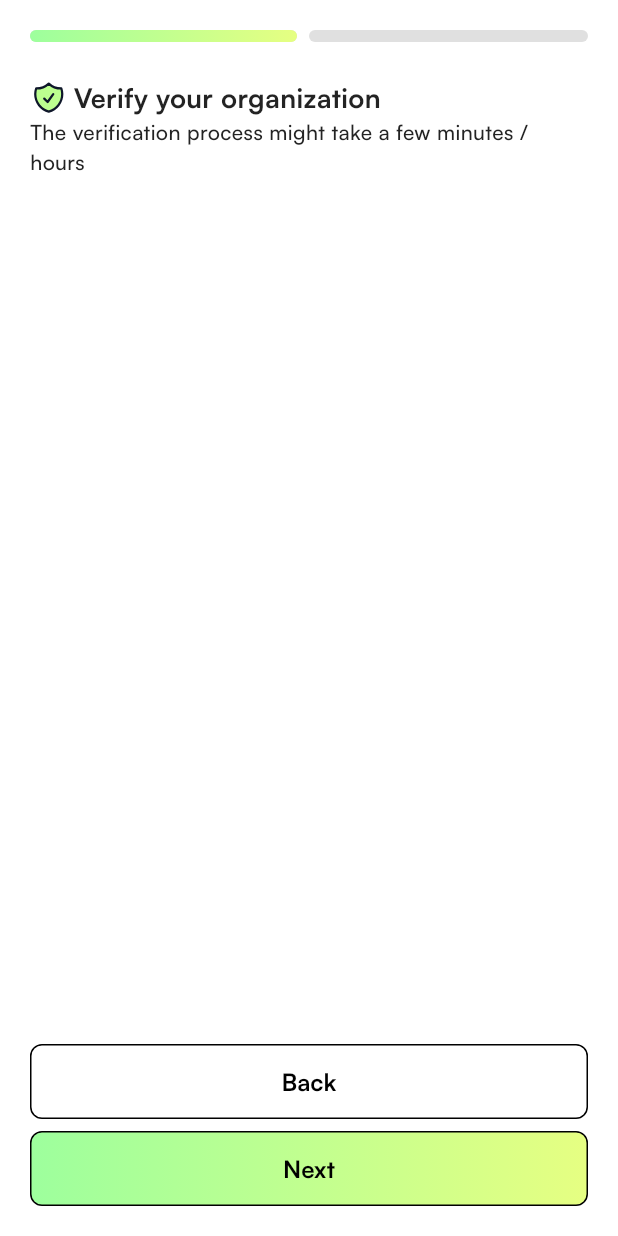
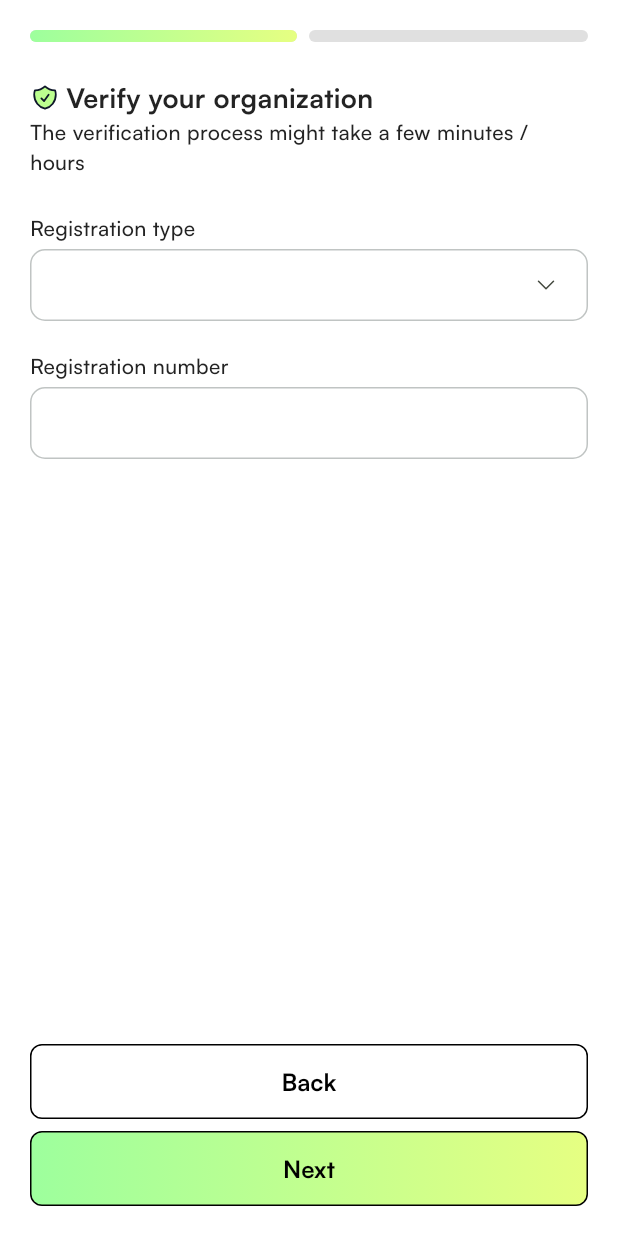
Before and after one commit to wwxxianx/crowdfunding-flutter, a Flutter app: the CreateOrganizationPageView screen opened directly, on a phone screen of 412 x 824 dp. Run offline on Flutter 3.47's test engine with Material 2 defaults, Android fonts, the light colour scheme and no system bars; our stand-ins replace flutter_bloc, flutter_staggered_animations, flutter_svg, get_it, google_fonts, heroicons and 3 more.

Commit message:
Create dropdownmenu

```diff
--- /dev/null
+++ b/lib/common/widgets/input/custom_dropdown_menu.dart
@@ -0,0 +1,87 @@
+import 'package:crowdfunding_flutter/common/theme/color.dart';
+import 'package:crowdfunding_flutter/common/theme/dimension.dart';
+import 'package:crowdfunding_flutter/common/theme/typography.dart';
+import 'package:crowdfunding_flutter/common/utils/extensions/sized_box_extension.dart';
+import 'package:crowdfunding_flutter/common/widgets/input/decorated_input_border.dart';
+import 'package:flutter/material.dart';
+import 'package:heroicons/heroicons.dart';
+
+class CustomDropdownMenu extends StatelessWidget {
+  final TextEditingController? controller;
+  final String? label;
+  final List<DropdownMenuEntry<String>> dropdownMenuEntries;
+  final void Function(String?)? onSelected;
+  const CustomDropdownMenu({
+    super.key,
+    this.controller,
+    this.label,
+    required this.dropdownMenuEntries,
+    this.onSelected,
+  });
+
+  @override
+  Widget build(BuildContext context) {
+    return Column(
+      mainAxisAlignment: MainAxisAlignment.start,
+      mainAxisSize: MainAxisSize.min,
+      crossAxisAlignment: CrossAxisAlignment.start,
+      children: [
+        if (label != null) Text(label!, style: CustomFonts.labelSmall),
+        if (label != null && label!.isNotEmpty) 4.kH,
+        DropdownMenu(
+          width: MediaQuery.of(context).size.width -
+              (Dimensions.screenHorizontalPadding * 2),
+          controller: controller,
+          requestFocusOnTap: true,
+          trailingIcon: const HeroIcon(
+            HeroIcons.chevronDown,
+            size: 16,
+          ),
+          selectedTrailingIcon: const HeroIcon(
+            HeroIcons.chevronUp,
+            size: 16,
+          ),
+          menuStyle: MenuStyle(
+            backgroundColor: MaterialStateProperty.all(Colors.white),
+            surfaceTintColor: MaterialStateProperty.all(Colors.white),
+          ),
+          inputDecorationTheme: InputDecorationTheme(
+            constraints: BoxConstraints(
+              maxHeight: 48,
+              // minWidth: 400,
+            ),
+            contentPadding: const EdgeInsets.symmetric(
+              horizontal: 12.0,
+              vertical: 0.0,
+            ),
+            border: OutlineInputBorder(
+              borderRadius: BorderRadius.circular(10.0),
+            ),
+            activeIndicatorBorder: const BorderSide(color: Colors.red),
+            focusedBorder: DecoratedInputBorder(
+              child: OutlineInputBorder(
+                borderSide: const BorderSide(
+                    color: CustomColors.accentGreen, width: 1.0),
+                borderRadius: BorderRadius.circular(10.0),
+              ),
+              shadow: BoxShadow(
+                blurRadius: 4.0,
+                offset: const Offset(0, 0),
+                color: CustomColors.accentGreen.withOpacity(0.4),
+              ),
+            ),
+            enabledBorder: OutlineInputBorder(
+              borderSide: const BorderSide(
+                color: CustomColors.inputBorder,
+                width: 1.0,
+              ),
+              borderRadius: BorderRadius.circular(10.0),
+            ),
+          ),
+          dropdownMenuEntries: dropdownMenuEntries,
+          onSelected: onSelected,
+        ),
+      ],
+    );
+  }
+}
--- a/lib/common/widgets/input/outlined_text_field.dart
+++ b/lib/common/widgets/input/outlined_text_field.dart
@@ -51,12 +51,13 @@ class _CustomOutlinedTextfieldState extends State<CustomOutlinedTextfield> {
   @override
   Widget build(BuildContext context) {
     return Column(
+      mainAxisAlignment: MainAxisAlignment.start,
       mainAxisSize: MainAxisSize.min,
       crossAxisAlignment: CrossAxisAlignment.start,
       children: [
         if (widget.label != null)
           Text(widget.label!, style: CustomFonts.labelSmall),
-        4.kH,
+        if (widget.label != null && widget.label!.isNotEmpty) 4.kH,
         TextFormField(
           onFieldSubmitted: widget.onFieldSubmitted,
           controller: widget.controller,
--- a/lib/main.dart
+++ b/lib/main.dart
@@ -1,3 +1,8 @@
+import 'package:crowdfunding_flutter/common/theme/typography.dart';
+import 'package:crowdfunding_flutter/common/utils/extensions/sized_box_extension.dart';
+import 'package:crowdfunding_flutter/common/widgets/input/custom_dropdown_menu.dart';
+import 'package:crowdfunding_flutter/common/widgets/input/decorated_input_border.dart';
+import 'package:crowdfunding_flutter/common/widgets/input/outlined_text_field.dart';
 import 'package:crowdfunding_flutter/di/init_dependencies.dart';
 import 'package:crowdfunding_flutter/presentation/account/account_screen.dart';
 import 'package:crowdfunding_flutter/presentation/explore/explore_screen.dart';
@@ -49,6 +54,11 @@ class _MyAppState extends State<MyApp> {
           indicatorColor: Colors.black,
           labelColor: Colors.black,
         ),
+        menuButtonTheme: MenuButtonThemeData(
+          style: MenuItemButton.styleFrom(
+            textStyle: CustomFonts.bodyMedium,
+          ),
+        ),
       ),
       home: const OnboardingSelectAccountScreen(),
     );
--- a/lib/presentation/onboarding/page/organization_verify_page.dart
+++ b/lib/presentation/onboarding/page/organization_verify_page.dart
@@ -1,7 +1,11 @@
+import 'package:crowdfunding_flutter/common/theme/color.dart';
 import 'package:crowdfunding_flutter/common/theme/dimension.dart';
 import 'package:crowdfunding_flutter/common/theme/typography.dart';
 import 'package:crowdfunding_flutter/common/utils/extensions/sized_box_extension.dart';
 import 'package:crowdfunding_flutter/common/widgets/button/custom_button.dart';
+import 'package:crowdfunding_flutter/common/widgets/input/custom_dropdown_menu.dart';
+import 'package:crowdfunding_flutter/common/widgets/input/decorated_input_border.dart';
+import 'package:crowdfunding_flutter/common/widgets/input/outlined_text_field.dart';
 import 'package:flutter/material.dart';
 import 'package:flutter_svg/flutter_svg.dart';
 
@@ -17,6 +21,7 @@ class OrganizationVerifyPage extends StatefulWidget {
 }
 
 class _OrganizationVerifyPageState extends State<OrganizationVerifyPage> {
+  final textController = TextEditingController();
   @override
   Widget build(BuildContext context) {
     return Padding(
@@ -28,7 +33,11 @@ class _OrganizationVerifyPageState extends State<OrganizationVerifyPage> {
         children: [
           Row(
             children: [
-              SvgPicture.asset("assets/icons/shield-check-filled.svg"),
+              SvgPicture.asset(
+                "assets/icons/shield-check-filled.svg",
+                width: 20,
+                height: 20,
+              ),
               4.kW,
               const Text(
                 "Verify your organization",
@@ -41,6 +50,34 @@ class _OrganizationVerifyPageState extends State<OrganizationVerifyPage> {
             style: CustomFonts.labelSmall,
           ),
           24.kH,
+          Row(
+            children: [
+              Expanded(
+                child: CustomDropdownMenu(
+                  label: "Registration type",
+                  dropdownMenuEntries: List.generate(
+                    4,
+                    (index) => DropdownMenuEntry(
+                      value: "$index",
+                      label: "$index Some text",
+                      enabled: true,
+                    ),
+                  ),
+                ),
+              ),
+            ],
+          ),
+          20.kH,
+          Row(
+            children: [
+              Expanded(
+                child: CustomOutlinedTextfield(
+                  controller: textController,
+                  label: "Registration number",
+                ),
+              ),
+            ],
+          ),
           //Form
           const Spacer(),
           Row(
```
